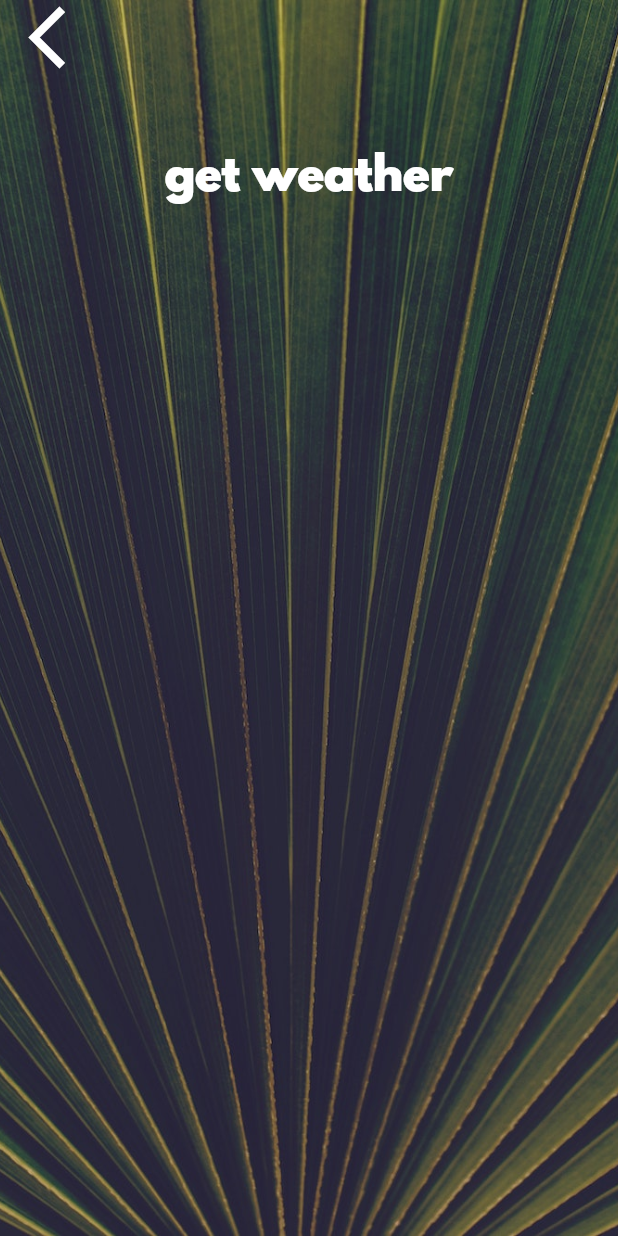
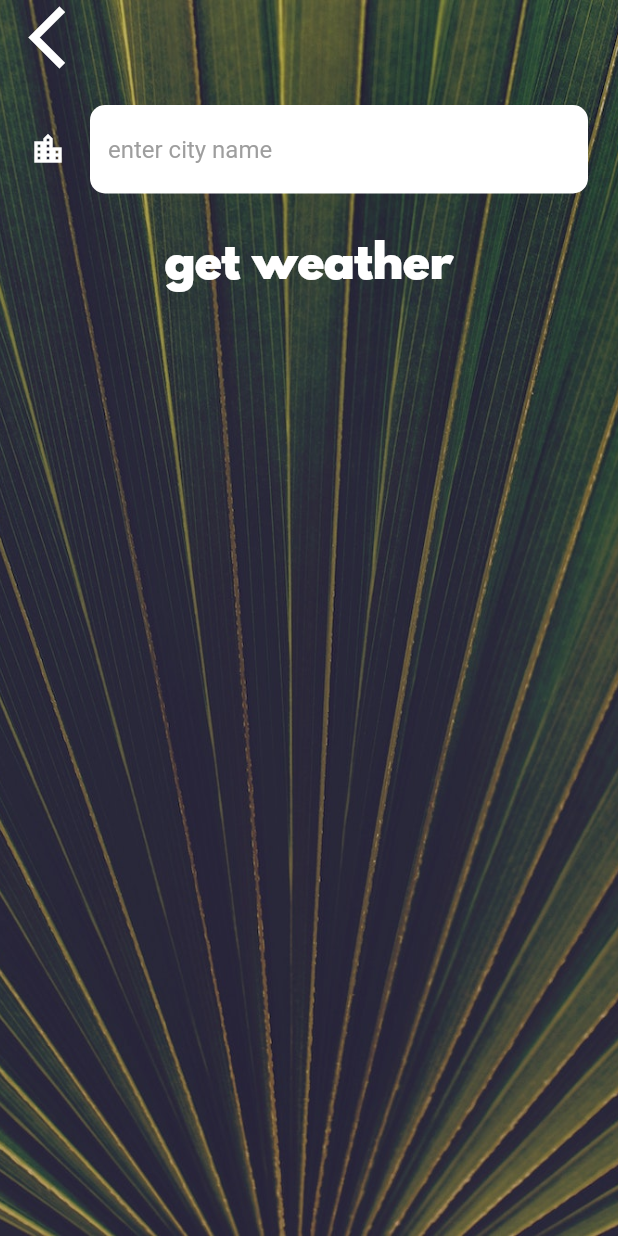
Before and after one commit to hungto228/flutter_app_2_weather, a Flutter app: the CityScreen screen opened directly, on a phone screen of 412 x 824 dp. Run offline on Flutter 3.47's test engine with Material 2 defaults, Android fonts, the phone set to English and light mode, and no system bars; our stand-ins replace flutter_spinkit, geolocator.

Commit message:
add TextField, decoration

```diff
--- a/lib/screens/city_screen.dart
+++ b/lib/screens/city_screen.dart
@@ -22,7 +22,9 @@ class _CityScreenState extends State<CityScreen> {
               Align(
                 alignment: Alignment.topLeft,
                 child: FlatButton(
-                  onPressed: () {},
+                  onPressed: () {
+                    Navigator.pop(context);
+                  },
                   child: Icon(
                     Icons.arrow_back_ios,
                     size: 50.0,
@@ -31,7 +33,13 @@ class _CityScreenState extends State<CityScreen> {
               ),
               Container(
                 padding: EdgeInsets.all(20.0),
-                child: null,
+                child: TextField(
+                  style: TextStyle(color: Colors.black),
+                  decoration: kTextFieldInputDecoration,
+                  onChanged: (value) {
+                    print(value);
+                  },
+                ),
               ),
               FlatButton(
                   onPressed: () {},
--- a/lib/ulties/constants.dart
+++ b/lib/ulties/constants.dart
@@ -18,3 +18,17 @@ const kButtonTextStyle = TextStyle(
 const kConditionTextStyle = TextStyle(
   fontSize: 100.0,
 );
+const kTextFieldInputDecoration = InputDecoration(
+    filled: true,
+    fillColor: Colors.white,
+    icon: Icon(
+      Icons.location_city,
+      color: Colors.white,
+    ),
+    hintText: "enter city name",
+    hintStyle: TextStyle(color: Colors.grey),
+    border: OutlineInputBorder(
+        borderRadius: BorderRadius.all(
+          Radius.circular(10.0),
+        ),
+        borderSide: BorderSide.none));
```
Also changed, not shown: lib/screens/location_screen.dart (+7 -1 lines).
